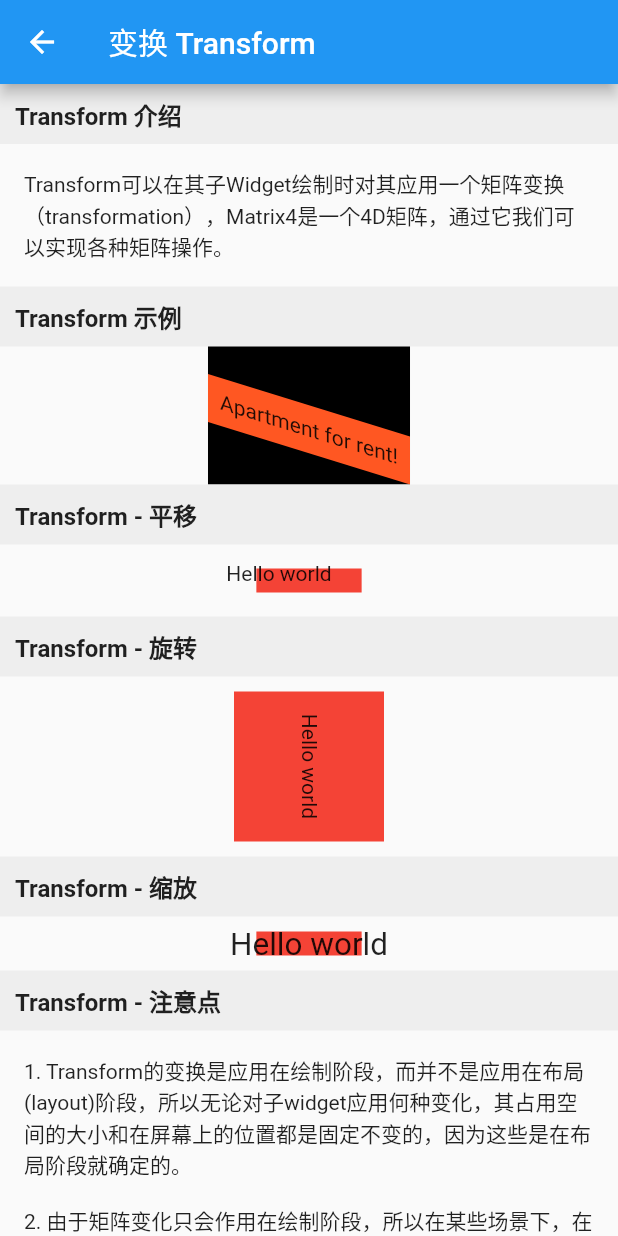
After one commit to NateRobinson/flutter_starter_notes, a Flutter app: the TransformAbout screen opened by its route, on a phone screen of 412 x 824 dp. The commit adds this screen. Run offline on Flutter 3.47's test engine with Material 2 defaults, Android fonts, the phone set to English and light mode, and no system bars.

Commit message:
finish transform about

```diff
--- a/lib/config/RouterConfig.dart
+++ b/lib/config/RouterConfig.dart
@@ -11,6 +11,7 @@ import 'package:flutter_starter_notes/ui/RowAndColumnAbout.dart';
 import 'package:flutter_starter_notes/ui/StackAndPositionedAbout.dart';
 import 'package:flutter_starter_notes/ui/SwitchAndCheckBoxAbout.dart';
 import 'package:flutter_starter_notes/ui/TextAbout.dart';
+import 'package:flutter_starter_notes/ui/TransformAbout.dart';
 import 'package:flutter_starter_notes/ui/WrapAndFlowAbout.dart';
 
 class RouterConfig {
@@ -123,6 +124,14 @@ class RouterConfig {
             title: "装饰容器 DecoratedBox",
           ),
     ),
+    RouterBean(
+      "/transformabout",
+      "变换 Transform",
+      "container",
+      (context) => TransformAbout(
+            title: "变换 Transform",
+          ),
+    ),
   ];
 
   static Map<String, WidgetBuilder> genRouters() {
--- a/lib/ui/DecoratedBoxAbout.dart
+++ b/lib/ui/DecoratedBoxAbout.dart
@@ -20,7 +20,7 @@ class DecoratedBoxAbout extends StatelessWidget {
               alignment: Alignment.centerLeft,
               padding: EdgeInsets.all(16),
               child: Text(
-                  "DecoratedBox 可以在其子 widget 绘制前(或后)绘制一个装饰 Decoration（如背景、边框、渐变等）。"),
+                  "DecoratedBox 可以在其子 widget 绘制前(或后)绘制一个装饰 Decoration（如背景、边框、渐变、阴影等）。"),
             ),
             CommonTitle('DecoratedBox 示例'),
             Padding(
--- /dev/null
+++ b/lib/ui/TransformAbout.dart
@@ -0,0 +1,130 @@
+import 'dart:math' as math;
+
+import 'package:flutter/material.dart';
+import 'package:flutter_starter_notes/component/CommonTitle.dart';
+
+class TransformAbout extends StatelessWidget {
+  TransformAbout({Key key, this.title});
+
+  final String title;
+
+  @override
+  Widget build(BuildContext context) {
+    return Scaffold(
+      appBar: AppBar(
+        title: Text(title),
+      ),
+      body: SingleChildScrollView(
+        child: Column(
+          crossAxisAlignment: CrossAxisAlignment.center,
+          children: <Widget>[
+            CommonTitle('Transform 介绍'),
+            Container(
+              alignment: Alignment.centerLeft,
+              padding: EdgeInsets.all(16),
+              child: Text(
+                  "Transform可以在其子Widget绘制时对其应用一个矩阵变换（transformation），Matrix4是一个4D矩阵，通过它我们可以实现各种矩阵操作。"),
+            ),
+            CommonTitle('Transform 示例'),
+            Container(
+              padding: EdgeInsets.only(top: 60),
+              color: Colors.black,
+              child: new Transform(
+                alignment: Alignment.topRight, //相对于坐标系原点的对齐方式
+                transform: new Matrix4.skewY(0.3), //沿Y轴倾斜0.3弧度
+                child: new Container(
+                  padding: const EdgeInsets.all(8.0),
+                  color: Colors.deepOrange,
+                  child: const Text('Apartment for rent!'),
+                ),
+              ),
+            ),
+            CommonTitle('Transform - 平移'),
+            Container(
+              padding: EdgeInsets.all(16),
+              child: DecoratedBox(
+                decoration: BoxDecoration(color: Colors.red),
+                //默认原点为左上角，左移20像素，向上平移5像素
+                child: Transform.translate(
+                  offset: Offset(-20.0, -5.0),
+                  child: Text("Hello world"),
+                ),
+              ),
+            ),
+            CommonTitle('Transform - 旋转'),
+            Padding(
+              padding: EdgeInsets.all(10),
+              child: Container(
+                width: 100,
+                height: 100,
+                alignment: Alignment.center,
+                decoration: BoxDecoration(color: Colors.red),
+                child: Transform.rotate(
+                  //旋转90度
+                  angle: math.pi / 2,
+                  child: Text("Hello world"),
+                ),
+              ),
+            ),
+            CommonTitle('Transform - 缩放'),
+            Container(
+              padding: EdgeInsets.all(10),
+              child: DecoratedBox(
+                  decoration: BoxDecoration(color: Colors.red),
+                  child: Transform.scale(
+                      scale: 1.5, //放大到1.5倍
+                      child: Text("Hello world"))),
+            ),
+            CommonTitle('Transform - 注意点'),
+            Container(
+              alignment: Alignment.centerLeft,
+              padding: EdgeInsets.all(16),
+              child: Text(
+                  "1. Transform的变换是应用在绘制阶段，而并不是应用在布局(layout)阶段，所以无论对子widget应用何种变化，其占用空间的大小和在屏幕上的位置都是固定不变的，因为这些是在布局阶段就确定的。"),
+            ),
+            Container(
+              alignment: Alignment.centerLeft,
+              padding: EdgeInsets.fromLTRB(16, 0, 16, 16),
+              child: Text(
+                  "2. 由于矩阵变化只会作用在绘制阶段，所以在某些场景下，在UI需要变化时，可以直接通过矩阵变化来达到视觉上的UI改变，而不需要去重新触发build流程，这样会节省layout的开销，所以性能会比较好。"),
+            ),
+            Row(
+              mainAxisAlignment: MainAxisAlignment.center,
+              children: <Widget>[
+                DecoratedBox(
+                    decoration: BoxDecoration(color: Colors.red),
+                    child: Transform.scale(
+                        scale: 1.5, child: Text("Hello world"))),
+                Text(
+                  "你好",
+                  style: TextStyle(color: Colors.green, fontSize: 18.0),
+                )
+              ],
+            ),
+            CommonTitle('RotatedBox - 影响在子widget的位置和大小'),
+            Padding(
+              padding: const EdgeInsets.all(16.0),
+              child: Row(
+                mainAxisAlignment: MainAxisAlignment.center,
+                children: <Widget>[
+                  DecoratedBox(
+                    decoration: BoxDecoration(color: Colors.red),
+                    //将Transform.rotate换成RotatedBox
+                    child: RotatedBox(
+                      quarterTurns: 1, //旋转90度(1/4圈)
+                      child: Text("Hello world"),
+                    ),
+                  ),
+                  Text(
+                    "你好",
+                    style: TextStyle(color: Colors.green, fontSize: 18.0),
+                  )
+                ],
+              ),
+            ),
+          ],
+        ),
+      ),
+    );
+  }
+}
```
